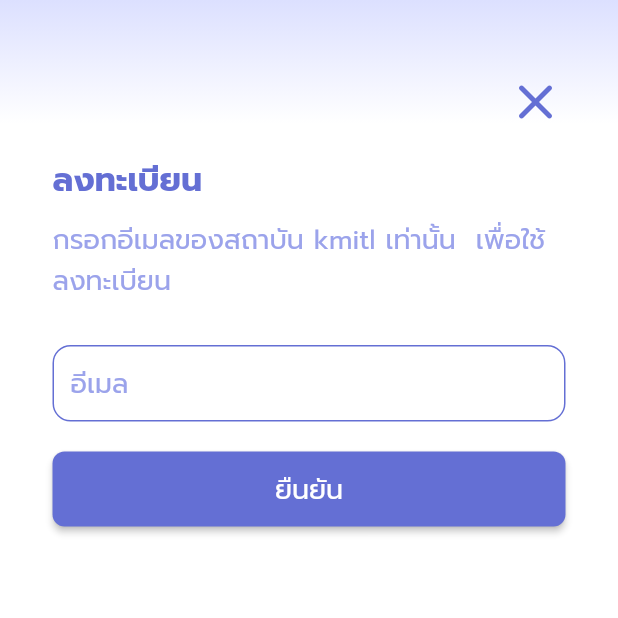
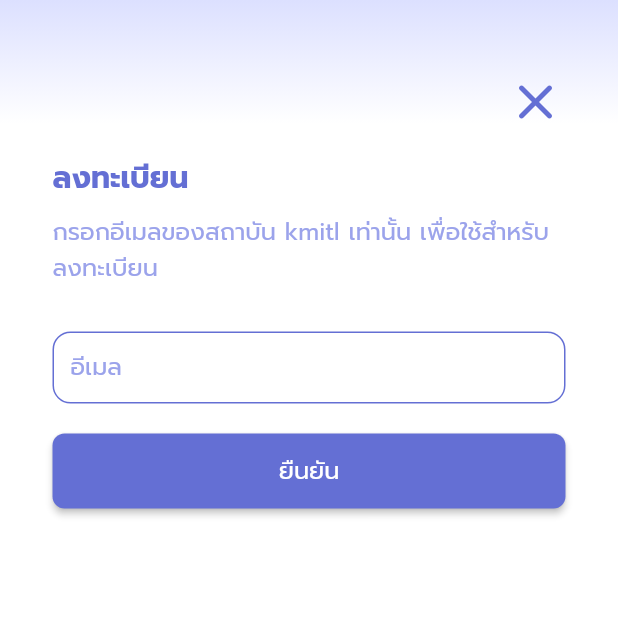
Before and after one commit to Pantawat88/Depression, a Flutter app: the screen it shows after launch, after a tap on "ลงทะเบียน", on a phone screen of 412 x 824 dp, the top half of it. Run offline on Flutter 3.47's test engine with Material 2 defaults, Android fonts, the phone set to English and light mode, and no system bars.

Commit message:
edit fontsize

```diff
--- a/app_aceso/lib/constants.dart
+++ b/app_aceso/lib/constants.dart
@@ -11,21 +11,21 @@ const Iback = Icon(Icons.arrow_back_ios_rounded, size: 25); //<
 ////ฟ้อนสำหรับ หัวข้อเรื่องตัวหนา
 const TextStyle textHeading = TextStyle(
   fontFamily: 'Prompt',
-  fontSize: 22.0,
+  fontSize: 20.0,
   fontWeight: FontWeight.bold,
   color: APrimaryColor,
 );
 ////ฟ้อนสำหรับ ข้อความธรรมดา
 const TextStyle textnormalbold = TextStyle(
   fontFamily: 'Prompt',
-  fontSize: 18.0,
+  fontSize: 16.0,
   color: APrimaryColor,
 );
 
 ////ฟ้อนสำหรับ ข้อความธรรมดาสีเข้ม
 const TextStyle textnormal = TextStyle(
   fontFamily: 'Prompt',
-  fontSize: 18.0,
+  fontSize: 16.0,
   fontWeight: FontWeight.bold,
   color: APrimaryColor,
 );
@@ -33,20 +33,20 @@ const TextStyle textnormal = TextStyle(
 ////ฟ้อนสำหรับ ข้อความธรรมดาสีอ่อน
 const TextStyle textnormalLight = TextStyle(
   fontFamily: 'Prompt',
-  fontSize: 18.0,
+  fontSize: 16,
   color: APrimaryLightColor,
 );
 
 const TextStyle textsmall = TextStyle(
   fontFamily: 'Prompt',
-  fontSize: 15.0,
+  fontSize: 14.0,
   color: APrimaryColor,
 );
 
 ////ฟ้อนสำหรับ ข้อความขนาดเล็กสีเข้มตัวหนา
 const TextStyle textsmallbold = TextStyle(
   fontFamily: 'Prompt',
-  fontSize: 15.0,
+  fontSize: 14.0,
   fontWeight: FontWeight.bold,
   color: APrimaryColor,
 );
@@ -54,26 +54,26 @@ const TextStyle textsmallbold = TextStyle(
 ////ฟ้อนสำหรับ ข้อความขนาดเล็กสีอ่อน
 const TextStyle textsmallLight = TextStyle(
   fontFamily: 'Prompt',
-  fontSize: 15.0,
+  fontSize: 14.0,
   color: APrimaryLightColor,
 );
 
 ////ฟ้อนสำหรับ ปุ่ม
 const TextStyle textButton = TextStyle(
   fontFamily: 'Prompt',
-  fontSize: 18.0,
+  fontSize: 16.0,
 );
 
 ////ฟ้อนสำหรับ hinttext
 const TextStyle textformfield = TextStyle(
   fontFamily: 'Prompt',
-  fontSize: 18.0,
+  fontSize: 16.0,
   color: APrimaryLightColor,
 );
 
 ////ฟ้อนสำหรับ text ที่ให้ผู้ใช้กรอก
 const TextStyle textKey = TextStyle(
   fontFamily: 'Prompt',
-  fontSize: 18.0,
+  fontSize: 16.0,
   color: APrimaryColor,
 );
--- a/app_aceso/lib/pages/register/register.dart
+++ b/app_aceso/lib/pages/register/register.dart
@@ -37,7 +37,7 @@ class RegisterPage extends StatelessWidget {
             ),
             SizedBox(height: 10),
             Text(
-              'กรอกอีเมลของสถาบัน kmitl เท่านั้น  เพื่อใช้ลงทะเบียน',
+              'กรอกอีเมลของสถาบัน kmitl เท่านั้น เพื่อใช้สำหรับลงทะเบียน',
               style: textnormalLight,
             ),
             SizedBox(height: 30),
```
